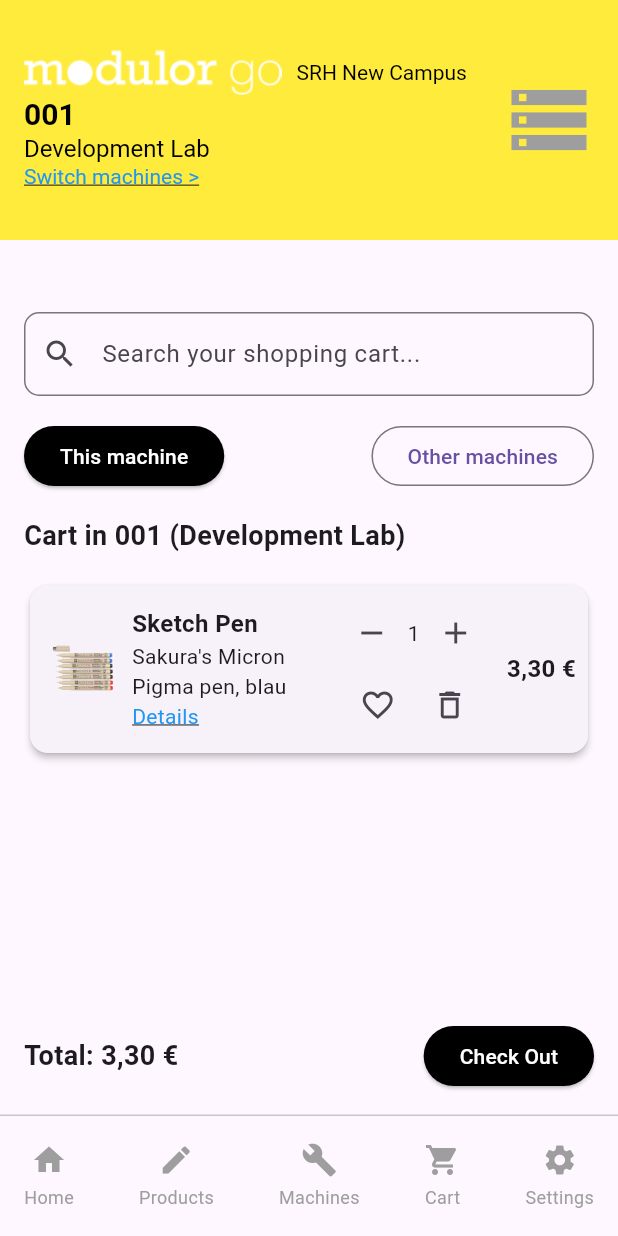
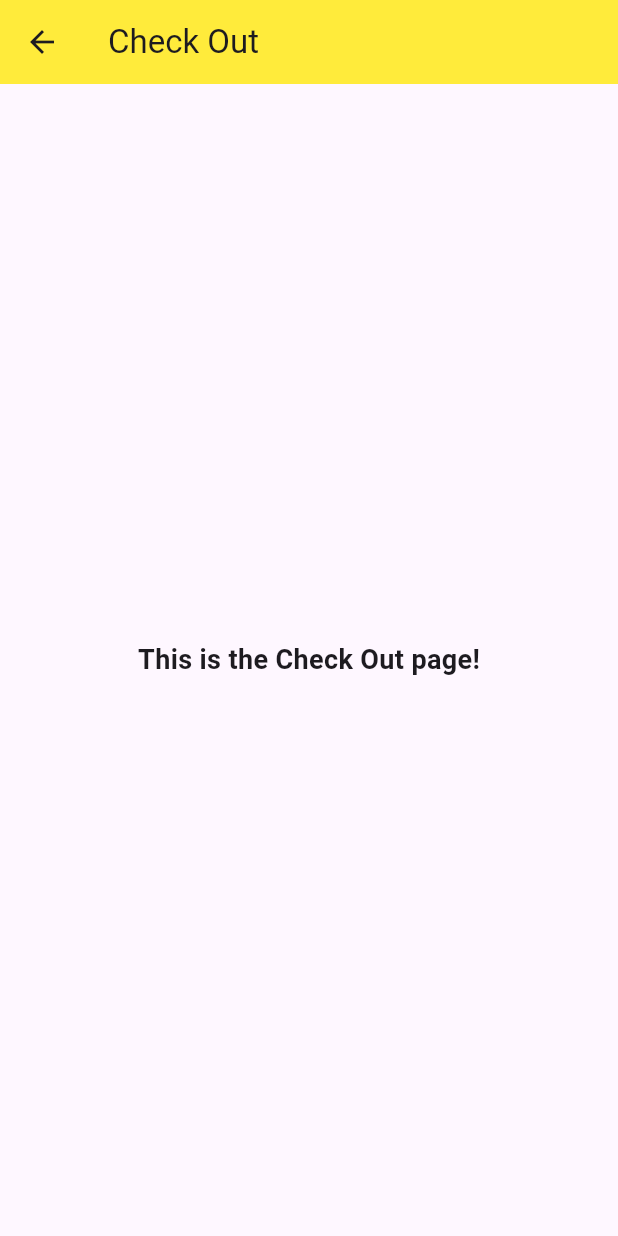
Before and after one commit to MatusOremus123/ModularGO, a Flutter app: the CartPage screen opened directly, after a tap on "Check Out", on a phone screen of 412 x 824 dp. Run offline on Flutter 3.47's test engine with Material 3 defaults, Android fonts, the light colour scheme and no system bars.

Commit message:
New page

```diff
--- a/lib/screens/cart_page.dart
+++ b/lib/screens/cart_page.dart
@@ -3,6 +3,7 @@ import 'shop_page.dart';
 import 'product_page.dart';
 import 'vending_machines_page.dart';
 import 'settings_page.dart';
+import 'check_out_page.dart'; // Import the CheckOutPage
 
 class CartPage extends StatelessWidget {
   @override
@@ -15,24 +16,20 @@ class CartPage extends StatelessWidget {
         title: Column(
           crossAxisAlignment: CrossAxisAlignment.start,
           children: [
-
             Row(
               crossAxisAlignment: CrossAxisAlignment.center,
               children: [
-                // Image for modular PNG
                 Image.asset(
                   'assets/MODULAR.png',
-                  height: 30, // Adjust height as needed
+                  height: 30,
                 ),
                 SizedBox(width: 10),
-                // Text "SRH New Campus"
                 Text(
                   'SRH New Campus',
                   style: TextStyle(fontSize: 14, color: Colors.black),
                 ),
               ],
             ),
-            // Text "001"
             Text(
               '001',
               style: TextStyle(
@@ -41,12 +38,10 @@ class CartPage extends StatelessWidget {
                 color: Colors.black,
               ),
             ),
-            // Text "Development Lab"
             Text(
               'Development Lab',
               style: TextStyle(fontSize: 16, color: Colors.black),
             ),
-            // "Switch machines" link
             GestureDetector(
               onTap: () {
                 // Handle "Switch machines" tap
@@ -77,20 +72,6 @@ class CartPage extends StatelessWidget {
       body: Column(
         crossAxisAlignment: CrossAxisAlignment.start,
         children: [
-          Padding(
-            padding: const EdgeInsets.all(16.0),
-            child: Row(
-              mainAxisAlignment: MainAxisAlignment.spaceBetween,
-              children: [
-                Column(
-                  crossAxisAlignment: CrossAxisAlignment.start,
-                  children: [
-                    // Removed the text from here
-                  ],
-                ),
-              ],
-            ),
-          ),
           Padding(
             padding: const EdgeInsets.all(16.0),
             child: TextField(
@@ -243,7 +224,6 @@ class CartPage extends StatelessWidget {
       bottomNavigationBar: Column(
         mainAxisSize: MainAxisSize.min,
         children: [
-          // Total amount container
           Container(
             height: 80,
             padding: const EdgeInsets.symmetric(horizontal: 16.0),
@@ -259,7 +239,10 @@ class CartPage extends StatelessWidget {
                 ),
                 ElevatedButton(
                   onPressed: () {
-                    // Handle Checkout
+                    Navigator.push(
+                      context,
+                      MaterialPageRoute(builder: (context) => CheckOutPage()),
+                    );
                   },
                   child: Text('Check Out'),
                   style: ElevatedButton.styleFrom(
@@ -272,7 +255,7 @@ class CartPage extends StatelessWidget {
           ),
           Divider(height: 0, thickness: 1),
           Container(
-            height: 80, // Increased height for the task bar
+            height: 80,
             padding: const EdgeInsets.symmetric(horizontal: 16.0),
             child: Row(
               mainAxisAlignment: MainAxisAlignment.spaceBetween,
@@ -281,7 +264,6 @@ class CartPage extends StatelessWidget {
                   icon: Icons.home,
                   label: "Home",
                   onTap: () {
-                    // Navigate to ShopPage
                     Navigator.pushReplacement(
                       context,
                       MaterialPageRoute(builder: (context) => ShopPage()),
@@ -292,7 +274,6 @@ class CartPage extends StatelessWidget {
                   icon: Icons.edit,
                   label: "Products",
                   onTap: () {
-                    // Navigate to ProductPage
                     Navigator.pushReplacement(
                       context,
                       MaterialPageRoute(builder: (context) => ProductPage()),
@@ -303,7 +284,6 @@ class CartPage extends StatelessWidget {
                   icon: Icons.build,
                   label: "Machines",
                   onTap: () {
-                    // Navigate to VendingMachinesPage
                     Navigator.pushReplacement(
                       context,
                       MaterialPageRoute(
@@ -322,7 +302,6 @@ class CartPage extends StatelessWidget {
                   icon: Icons.settings,
                   label: "Settings",
                   onTap: () {
-                    // Navigate to SettingsPage
                     Navigator.pushReplacement(
                       context,
                       MaterialPageRoute(builder: (context) => SettingsPage()),
--- /dev/null
+++ b/lib/screens/check_out_page.dart
@@ -0,0 +1,19 @@
+import 'package:flutter/material.dart';
+
+class CheckOutPage extends StatelessWidget {
+  @override
+  Widget build(BuildContext context) {
+    return Scaffold(
+      appBar: AppBar(
+        title: Text('Check Out'),
+        backgroundColor: Colors.yellow,
+      ),
+      body: Center(
+        child: Text(
+          'This is the Check Out page!',
+          style: TextStyle(fontSize: 18, fontWeight: FontWeight.bold),
+        ),
+      ),
+    );
+  }
+}
```
